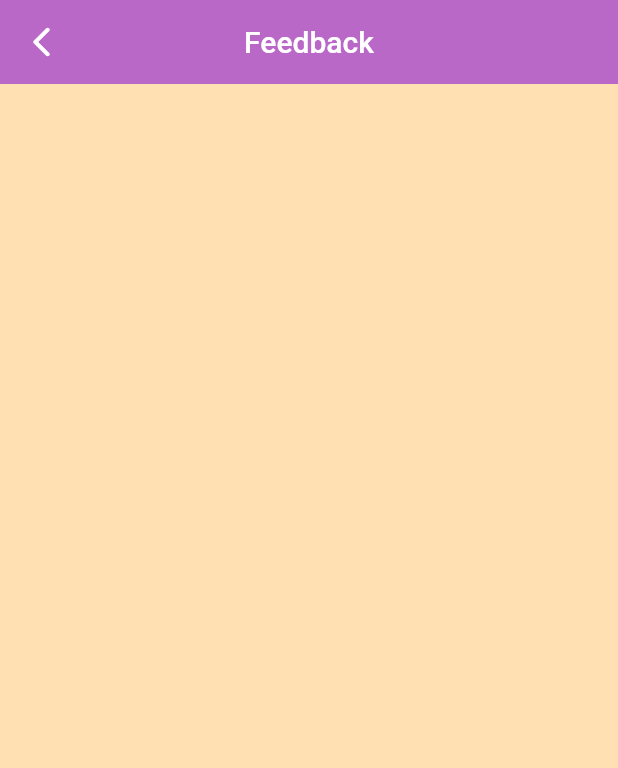
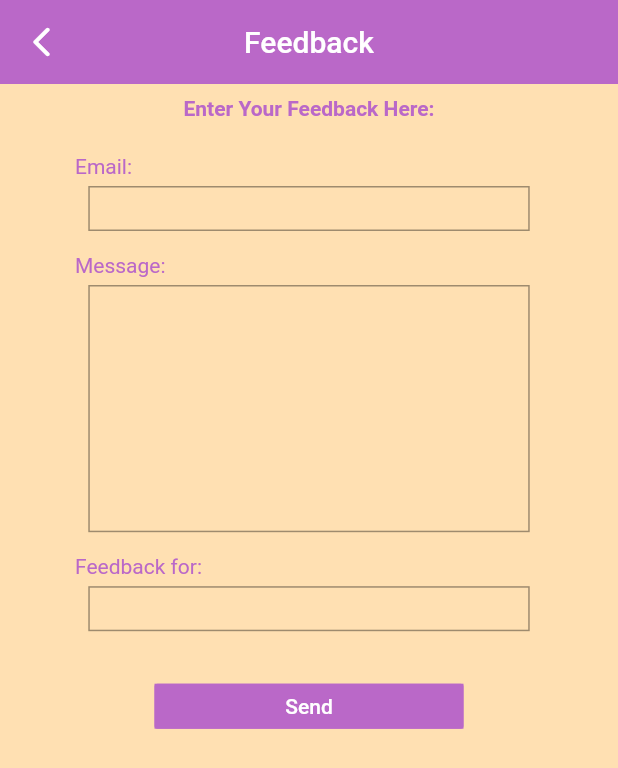
Before and after one commit to prashant-277/odissea_sarcinii, a Flutter app: the feedbackPage screen opened directly, on a phone screen of 412 x 824 dp. Shown: the top 768 px of the screen. Run offline on Flutter 3.47's test engine with Material 2 defaults, Android fonts, the phone set to English and light mode, and no system bars; our stand-ins replace flutter_datetime_picker, flutter_xlider, modal_bottom_sheet, numberpicker, shared_preferences, stop_watch_timer and 1 more; missing offline and left inert: custom_navigator, flutter_facebook_login, grouped_buttons; accounts and stored records are empty; network calls fail.

Commit message:
First Commit

```diff
--- a/lib/SETTINGS/feedbackPage.dart
+++ b/lib/SETTINGS/feedbackPage.dart
@@ -1,4 +1,6 @@
+import 'package:flutter/cupertino.dart';
 import 'package:flutter/material.dart';
+import 'package:modal_bottom_sheet/modal_bottom_sheet.dart';
 
 class feedbackPage extends StatefulWidget {
   @override
@@ -6,6 +8,8 @@ class feedbackPage extends StatefulWidget {
 }
 
 class _feedbackPageState extends State<feedbackPage> {
+  var feedbackcontroller = new TextEditingController();
+
   @override
   Widget build(BuildContext context) {
     return Scaffold(
@@ -21,6 +25,157 @@ class _feedbackPageState extends State<feedbackPage> {
               Navigator.pop(context);
             }),
       ),
+      body: Container(
+        width: double.infinity,
+        child: Column(
+          crossAxisAlignment: CrossAxisAlignment.center,
+          children: [
+            Padding(
+              padding: const EdgeInsets.all(8.0),
+              child: Text(
+                "Enter Your Feedback Here:",
+                style: TextStyle(
+                    color: Theme.of(context).accentColor,
+                    fontWeight: FontWeight.bold),
+              ),
+            ),
+            Padding(
+              padding: const EdgeInsets.only(left: 50.0,bottom: 5,top: 15),
+              child: Row(
+                children: [
+                  Text(
+                    "Email:",
+                    style: TextStyle(color: Theme.of(context).accentColor),
+                  ),
+                ],
+              ),
+            ),
+            Container(
+                height: 30,
+                width: MediaQuery.of(context).size.width / 1.4,
+                child: TextField(
+                  decoration: InputDecoration(
+                      border: InputBorder.none,
+                      ),
+                  cursorColor: Theme.of(context).primaryColor,
+                ),
+                decoration: BoxDecoration(
+                  border: Border.all(color: Colors.black38),
+                  color: Colors.transparent,
+                ),
+                padding: EdgeInsets.only(left: 5, right: 10)),
+            Padding(
+              padding: const EdgeInsets.only(left: 50.0,bottom: 5,top: 15),
+              child: Row(
+                children: [
+                  Text(
+                    "Message:",
+                    style: TextStyle(color: Theme.of(context).accentColor),
+                  ),
+                ],
+              ),
+            ),
+            Container(
+                height: MediaQuery.of(context).size.height / 5,
+                width: MediaQuery.of(context).size.width / 1.4,
+                child: TextField(
+                  decoration: InputDecoration(
+                    border: InputBorder.none,
+                  ),
+                  cursorColor: Theme.of(context).primaryColor,
+                ),
+                decoration: BoxDecoration(
+                  border: Border.all(color: Colors.black38),
+                  color: Colors.transparent,
+                ),
+                padding: EdgeInsets.only(left: 5, right: 10)),
+
+            Padding(
+              padding: const EdgeInsets.only(left: 50.0,bottom: 5,top: 15),
+              child: Row(
+                children: [
+                  Text(
+                    "Feedback for:",
+                    style: TextStyle(color: Theme.of(context).accentColor),
+                  ),
+                ],
+              ),
+            ),
+            Container(
+                height: 30,
+                width: MediaQuery.of(context).size.width / 1.4,
+                child: GestureDetector(
+                  onTap: (){
+                    showCupertinoModalBottomSheet(
+                      context: context,
+                      builder: (context) => Padding(
+                        padding: const EdgeInsets.all(8.0),
+                        child: Container(
+                          child: Column(
+                            mainAxisSize: MainAxisSize.min,
+                            children: [
+                              GestureDetector(
+                                onTap: (){
+                                  feedbackcontroller.text = "Suggestion";
+                                  Navigator.pop(context);
+                                },
+                                child: Padding(
+                                  padding: const EdgeInsets.symmetric(vertical: 10.0),
+                                  child: Text("Suggestion",style: TextStyle(color: Colors.blue)),
+                                ),
+                              ),
+                              Divider(),
+                              GestureDetector(
+                                onTap: (){
+                                  setState(() {
+                                    feedbackcontroller.text = "Error";
+                                    Navigator.pop(context);
+                                  });
+                                },
+                                child: Padding(
+                                  padding: const EdgeInsets.symmetric(vertical: 10.0),
+                                  child: Text("Error",style: TextStyle(color: Colors.blue)),
+                                ),
+                              ),
+                            ],
+                          ),
+                        ),
+                      ),
+
+                    );
+                  },
+                  child: AbsorbPointer(
+                    child: TextField(
+                      controller: feedbackcontroller,
+                      decoration: InputDecoration(
+                        border: InputBorder.none,
+                      ),
+                      cursorColor: Theme.of(context).primaryColor,
+                    ),
+                  ),
+                ),
+                decoration: BoxDecoration(
+                  border: Border.all(color: Colors.black38),
+                  color: Colors.transparent,
+                ),
+                padding: EdgeInsets.only(left: 5, right: 10)),
+            SizedBox(height: 35),
+            Container(
+              color: Theme.of(context).accentColor,
+              width: MediaQuery.of(context).size.width / 2,
+              height: 30,
+              child: FlatButton(
+                onPressed: () {},
+                child: Text(
+                  "Send",
+                  style: TextStyle(color: Colors.white),
+                ),
+                color: Colors.purple[300],
+              ),
+            ),
+          ],
+        ),
+      ),
     );
   }
 }
--- a/pubspec.yaml
+++ b/pubspec.yaml
@@ -46,7 +46,7 @@ dependencies:
   stop_watch_timer: ^1.0.0
   shared_preferences:
   android_alarm_manager:
-
+  modal_bottom_sheet:
 dev_dependencies:
   flutter_test:
     sdk: flutter
```
Also changed, not shown: pubspec.lock, 1 other file.
